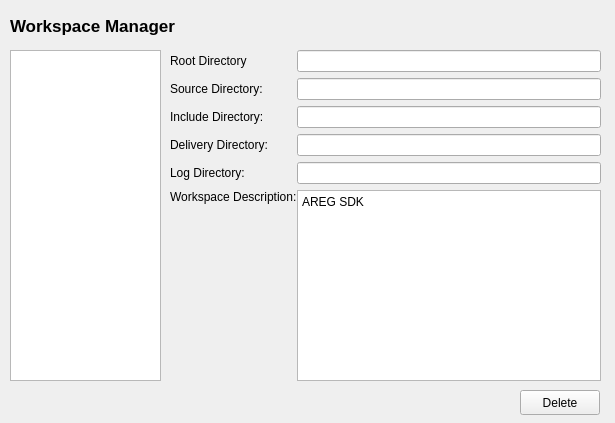
Before: the Qt Designer form sources/lusan/view/common/ui/OptionPageWorkspace.ui in aregtech/areg-sdk-tools, drawn with Qt 5.
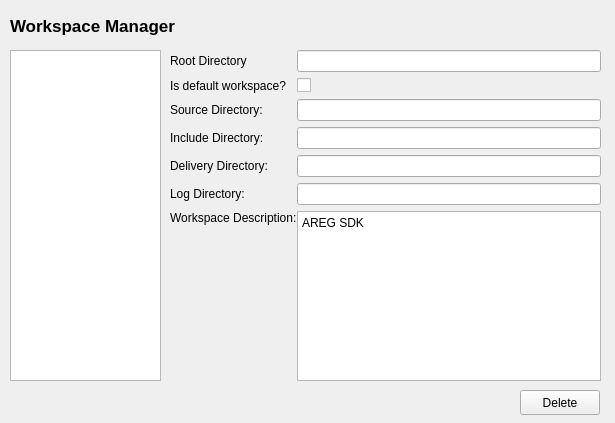
After: the same form once the commit is applied.

Commit message: Implemented the default workspace concept.

```diff
--- a/sources/lusan/view/common/ui/OptionPageWorkspace.ui
+++ b/sources/lusan/view/common/ui/OptionPageWorkspace.ui
@@ -57,17 +57,48 @@
     <property name="horizontalSpacing">
      <number>0</number>
     </property>
+    <item row="0" column="0" colspan="2">
+     <widget class="QLabel" name="rootDirLabel">
+      <property name="text">
+       <string>Root Directory</string>
+      </property>
+     </widget>
+    </item>
+    <item row="3" column="0" colspan="2">
+     <widget class="QLabel" name="includeDirLabel">
+      <property name="text">
+       <string>Include Directory:</string>
+      </property>
+     </widget>
+    </item>
     <item row="4" column="2">
-     <widget class="QLineEdit" name="logDirEdit">
+     <widget class="QLineEdit" name="deliveryDirEdit">
       <property name="readOnly">
        <bool>true</bool>
       </property>
      </widget>
     </item>
-    <item row="2" column="2">
-     <widget class="QLineEdit" name="includeDirEdit">
-      <property name="readOnly">
+    <item row="5" column="0" colspan="2">
+     <widget class="QLabel" name="logDirLabel">
+      <property name="text">
+       <string>Log Directory:</string>
+      </property>
+     </widget>
+    </item>
+    <item row="1" column="2">
+     <widget class="QCheckBox" name="checkDefault">
+      <property name="enabled">
        <bool>true</bool>
+      </property>
+      <property name="text">
+       <string/>
+      </property>
+     </widget>
+    </item>
+    <item row="6" column="2" colspan="2">
+     <widget class="QPlainTextEdit" name="workspaceEdit">
+      <property name="plainText">
+       <string>AREG SDK</string>
       </property>
      </widget>
     </item>
@@ -84,21 +115,21 @@
       </property>
      </widget>
     </item>
-    <item row="4" column="0" colspan="2">
-     <widget class="QLabel" name="logDirLabel">
+    <item row="1" column="0" colspan="2">
+     <widget class="QLabel" name="rootDirLabel_2">
       <property name="text">
-       <string>Log Directory:</string>
+       <string>Is default workspace?</string>
       </property>
      </widget>
     </item>
-    <item row="2" column="0" colspan="2">
-     <widget class="QLabel" name="includeDirLabel">
-      <property name="text">
-       <string>Include Directory:</string>
+    <item row="5" column="2">
+     <widget class="QLineEdit" name="logDirEdit">
+      <property name="readOnly">
+       <bool>true</bool>
       </property>
      </widget>
     </item>
-    <item row="5" column="0" colspan="2">
+    <item row="6" column="0" colspan="2">
      <widget class="QLabel" name="workspaceDescriptionLabel">
       <property name="text">
        <string>Workspace Description:</string>
@@ -108,28 +139,28 @@
       </property>
      </widget>
     </item>
-    <item row="5" column="2" colspan="2">
-     <widget class="QPlainTextEdit" name="workspaceEdit">
-      <property name="plainText">
-       <string>AREG SDK</string>
-      </property>
-     </widget>
-    </item>
-    <item row="0" column="0" colspan="2">
-     <widget class="QLabel" name="rootDirLabel">
+    <item row="2" column="0" colspan="2">
+     <widget class="QLabel" name="sourceDirLabel">
       <property name="text">
-       <string>Root Directory</string>
+       <string>Source Directory:</string>
       </property>
      </widget>
     </item>
-    <item row="3" column="0" colspan="2">
+    <item row="3" column="2">
+     <widget class="QLineEdit" name="includeDirEdit">
+      <property name="readOnly">
+       <bool>true</bool>
+      </property>
+     </widget>
+    </item>
+    <item row="4" column="0" colspan="2">
      <widget class="QLabel" name="deliveryDirLabel">
       <property name="text">
        <string>Delivery Directory:</string>
       </property>
      </widget>
     </item>
-    <item row="1" column="2">
+    <item row="2" column="2">
      <widget class="QLineEdit" name="sourceDirEdit">
       <property name="layoutDirection">
        <enum>Qt::LayoutDirection::LeftToRight</enum>
@@ -139,20 +170,6 @@
       </property>
      </widget>
     </item>
-    <item row="3" column="2">
-     <widget class="QLineEdit" name="deliveryDirEdit">
-      <property name="readOnly">
-       <bool>true</bool>
-      </property>
-     </widget>
-    </item>
-    <item row="1" column="0" colspan="2">
-     <widget class="QLabel" name="sourceDirLabel">
-      <property name="text">
-       <string>Source Directory:</string>
-      </property>
-     </widget>
-    </item>
    </layout>
   </widget>
   <widget class="QListWidget" name="listOfWorkspaces">
```
The commit also changes 14 other files.
